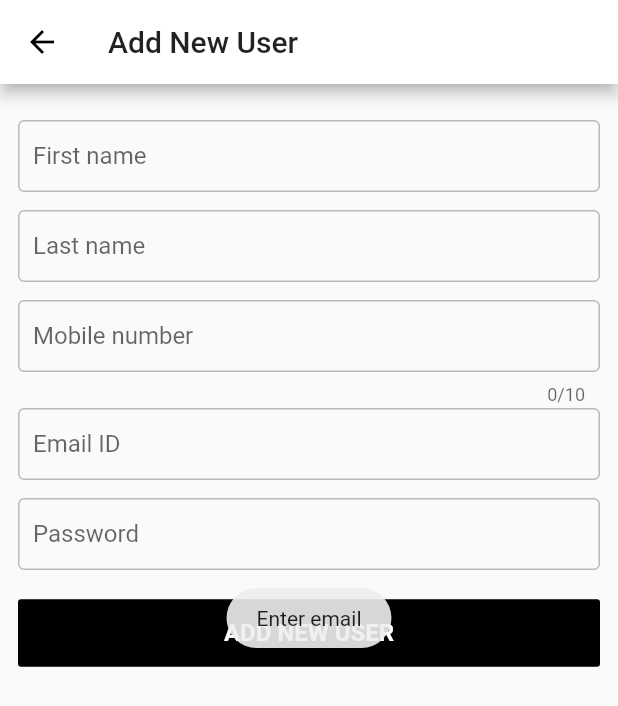
After one commit to yadav940/sachirva_assignment, a Flutter app: the RegisterUpdate screen opened directly, after a tap on "ADD NEW USER", on a phone screen of 412 x 824 dp. The commit adds this screen. Shown: the top 706 px of the screen. Run offline on Flutter 3.47's test engine with Material 2 defaults, Android fonts, the phone set to English and light mode, and no system bars; our stand-ins replace firebase_auth, firebase_core, fl_chart, fluttertoast, shared_preferences; missing offline and left inert: flutter_flavor; accounts and stored records are empty.

Commit message:
register_or_update

```diff
--- a/lib/provider/singin_provider.dart
+++ b/lib/provider/singin_provider.dart
@@ -3,14 +3,23 @@
 import 'package:firebase_auth/firebase_auth.dart';
 import 'package:flutter/material.dart';
 import 'package:flutter/services.dart';
+import 'package:fluttertoast/fluttertoast.dart';
 import 'package:sachirva_assignment/routes/route_handlers.dart';
 import 'package:sachirva_assignment/routes/sachirva_routes.dart';
 import 'package:sachirva_assignment/share_preferences/sachirva_shared_preference.dart';
+import 'package:sachirva_assignment/ui/auth/login/login.dart';
 import 'package:sachirva_assignment/ui/home/home.dart';
 //import 'package:sachirva_assignment/ui/home/home.dart';
 
 /// state of sign in or sign up
 class SignInProvider extends ChangeNotifier {
+
+
+  final textController0= TextEditingController();
+  final textController1= TextEditingController();
+  final textController2= TextEditingController();
+  final textController3= TextEditingController();
+  final textController4= TextEditingController();
 
 
   final emailTextController= TextEditingController();
@@ -20,6 +29,7 @@ class SignInProvider extends ChangeNotifier {
   String errorMessage='';
 
   final GlobalKey<ScaffoldState> scaffoldKey = GlobalKey<ScaffoldState>();
+  final GlobalKey<ScaffoldState> scaffoldKeyRegister = GlobalKey<ScaffoldState>();
   final formKey = GlobalKey<FormState>();
   ///  fire base auth object
   final FirebaseAuth _auth = FirebaseAuth.instance;
@@ -41,8 +51,11 @@ class SignInProvider extends ChangeNotifier {
 //      progressIndicatorUpdateCallback(false);
       await user.user.getIdToken(refresh: true).then((data) {
 //        progressIndicatorUpdateCallback(false);
-        SachirvaPreferences().upDateUserDetails(true, data.token, 'email_password', user.user.displayName, user.user.email);
+        //_auth.set=textController0.text;
+        //SachirvaPreferences().upDateUserDetails(true, data.token, 'email_password', textController0.text.trim(),textController1.text.trim(),textController2.text.trim(), user.user.email);
         //onLoginSuccess();
+        SachirvaPreferences().setLoginStatus(true);
+        SachirvaPreferences().setEmail(user.user.email);
 
         progressIndicatorStatus=false;
         notifyListeners();
@@ -88,4 +101,85 @@ class SignInProvider extends ChangeNotifier {
     notifyListeners();
   }
 
+  void createUser(){
+
+    if(textController3.text.isNotEmpty&&textController4.text.isNotEmpty){
+      createAccount(textController3.text, textController4.text);
+
+    }else{
+      Fluttertoast.showToast(
+          msg: "Enter email",
+          toastLength: Toast.LENGTH_SHORT,
+          gravity: ToastGravity.CENTER,
+          //timeInSecForIos: 1
+      );
+    }
+  }
+
+
+  Future<void> createAccount(String email, String password) async {
+
+    //progressIndicatorUpdateCallback(true);
+    try {
+
+      progressIndicatorStatus=true;
+      notifyListeners();
+      final user = await _auth.createUserWithEmailAndPassword(
+          email: email, password: password);
+      //errorCallback('');
+      await user.user.getIdToken(refresh:true).then((data) {
+//        progressIndicatorUpdateCallback(false);
+        SachirvaPreferences().upDateUserDetails(
+            true, '', 'email', textController0.text.trim(),textController1.text.trim(),textController2.text.trim(), user.user.email);
+
+
+        progressIndicatorStatus=false;
+        notifyListeners();
+        Fluttertoast.showToast(
+          msg: "UserRegister",
+          toastLength: Toast.LENGTH_SHORT,
+          //timeInSecForIos: 1
+        );
+        Navigator.push(
+          scaffoldKeyRegister.currentContext,
+          MaterialPageRoute(builder: (context) => HomePage()),
+        );
+       // Navigator.pop(scaffoldKeyRegister.currentContext);
+        //onLoginSuccess();
+      });
+      return user.user.uid;
+    } on Exception catch (e) {
+      progressIndicatorStatus=false;
+      notifyListeners();
+      //progressIndicatorUpdateCallback(false);
+      var errorMessage = '';
+      if (e
+          .toString()
+          .contains('ERROR_ACCOUNT_EXISTS_WITH_DIFFERENT_CREDENTIAL'))
+        errorMessage =
+        'An account already exists with the same email address but different sign-in credentials.';
+      else if (e.toString().contains('ERROR_EMAIL_ALREADY_IN_USE'))
+        errorMessage = 'new user';
+      else
+        errorMessage = e.toString();
+      //errorCallback(errorMessage);
+
+      this.errorMessage=errorMessage;
+      notifyListeners();
+      debugPrint("-----------------------Exception  $errorMessage");
+    }
+  }
+
+  void updateProfile(){
+    SachirvaPreferences().upDateUserDetails(
+        true, '', 'email', textController0.text.trim(),textController1.text.trim(),textController2.text.trim(), textController3.text.trim());
+
+      Fluttertoast.showToast(
+      msg: "Updated",
+      toastLength: Toast.LENGTH_SHORT,
+      gravity: ToastGravity.CENTER,
+      //timeInSecForIos: 1
+    );
+  }
+
 }
--- a/lib/share_preferences/sachirva_shared_preference.dart
+++ b/lib/share_preferences/sachirva_shared_preference.dart
@@ -25,28 +25,47 @@ class SachirvaPreferences {
 
   /// updating user details after login
   void upDateUserDetails(bool loginStatus, String token, String loginType,
-      String userName, String userEmail) {
+      String fistName,String lastName,String phoneNumber, String userEmail) {
     _prefs
       ..setString('token', token)
       ..setString('login_type', loginType)
       ..setBool('login_status', loginStatus)
-      ..setString('user_name', userName)
+      ..setString('fist_name', fistName)
+      ..setString('last_name', lastName)
+      ..setString('phone_number', phoneNumber)
       ..setString('user_email', userEmail);
   }
 
-  void updateUserNameEmail(String userName, String userEmail) {
+  void updateUserNameEmail(String userName,String lastName,String phoneNumber, String userEmail) {
     _prefs
-      ..setString('user_name', userName)
+      ..setString('fist_name', userName)
+      ..setString('last_name', lastName)
+      ..setString('phone_number', phoneNumber)
       ..setString('user_email', userEmail);
   }
 
   void updateUserName(String userName) {
-    _prefs..setString('user_name', userName);
+    _prefs..setString('fist_name', userName);
+  }
+  void setLoginStatus(bool loginStatus) {
+    _prefs..setBool('login_status', loginStatus);
+  }
+  void setEmail(String email) {
+    _prefs..setString('user_email', email);
   }
 
   /// getting user name
-  String getUseName() {
-    return _prefs.getString('user_name');
+  String geFistName() {
+    return _prefs.getString('fist_name');
+  }
+  String geLastName() {
+    return _prefs.getString('last_name');
+  }
+  String gePhoneNumber() {
+    return _prefs.getString('phone_number');
+  }
+  String getEmailId() {
+    return _prefs.getString('user_email');
   }
 
   /// getting login status
--- /dev/null
+++ b/lib/ui/auth/login/register_or_update.dart
@@ -0,0 +1,265 @@
+import 'package:flutter/cupertino.dart';
+import 'package:flutter/material.dart';
+import 'package:provider/provider.dart';
+import 'package:sachirva_assignment/provider/singin_provider.dart';
+import 'package:sachirva_assignment/util/color/colors.dart';
+import 'package:sachirva_assignment/util/enum/enum.dart';
+import 'package:sachirva_assignment/util/style/style.dart';
+import 'package:sachirva_assignment/widget/buutton_style/button_style_without_border_extended.dart';
+import 'package:sachirva_assignment/widget/custom_progress_indicator.dart';
+
+class RegisterUpdate extends StatefulWidget {
+  final UserScreen userScreen;
+
+  RegisterUpdate(this.userScreen);
+
+  @override
+  _RegisterUpdateState createState() => _RegisterUpdateState();
+}
+
+class _RegisterUpdateState extends State<RegisterUpdate> {
+
+  @override
+  Widget build(BuildContext context) {
+    final signInProvider = Provider.of<SignInProvider>(context);
+    return Scaffold(
+      key: signInProvider.scaffoldKeyRegister,
+      appBar: AppBar(
+        title: Text(widget.userScreen==UserScreen.registration?'Add New User':'Profile'),
+      ),
+      body: Stack(
+        children: [
+          Padding(
+            padding: const EdgeInsets.all(12.0),
+            child: ListView(
+              children: [
+
+                const SizedBox(
+                  height: 12,
+                ),
+                TextFormField(
+                  keyboardType: TextInputType.text,
+                  textInputAction: TextInputAction.next,
+                  controller: signInProvider.textController0,
+                  //controller: signInProvider.passwordTextController,
+                  enableSuggestions: false,
+                  autofocus: false,
+                  obscureText: false,
+                  onFieldSubmitted: (term) {
+                    /*signInProvider.emailFocusNode.unfocus();
+                        FocusScope.of(context)
+                            .requestFocus(signInProvider.passwordFocusNode);*/
+                  },
+                  validator: (data) {
+                    return data.isEmpty?"Enter First name":null;
+                  },
+                  decoration: InputDecoration(
+                    border: OutlineInputBorder(
+                        borderSide: BorderSide(color: Colors.grey)),
+                    errorBorder: OutlineInputBorder(
+                        borderSide: BorderSide(color: Colors.red)),
+                    enabledBorder: OutlineInputBorder(
+                        borderSide: BorderSide(color: Colors.black26)),
+                    focusedBorder: OutlineInputBorder(
+                        borderSide: BorderSide(color: progressColor)),
+                    hintText: 'First name',
+                    contentPadding:
+                    const EdgeInsets.fromLTRB(10, 5, 10, 5),
+                  ),
+                  onSaved: (email) {
+
+                  },
+                ),
+                const SizedBox(
+                  height: 12,
+                ),
+                TextFormField(
+                  keyboardType: TextInputType.visiblePassword,
+                  textInputAction: TextInputAction.next,
+                  controller: signInProvider.textController1,
+                  //controller: signInProvider.passwordTextController,
+                  enableSuggestions: false,
+                  autofocus: false,
+                  obscureText: false,
+                  onFieldSubmitted: (term) {
+                    /*signInProvider.emailFocusNode.unfocus();
+                        FocusScope.of(context)
+                            .requestFocus(signInProvider.passwordFocusNode);*/
+                  },
+                  validator: (data) {
+                    return data.isEmpty?"Enter Last Name":null;
+                  },
+                  decoration: InputDecoration(
+                    border: OutlineInputBorder(
+                        borderSide: BorderSide(color: Colors.grey)),
+                    errorBorder: OutlineInputBorder(
+                        borderSide: BorderSide(color: Colors.red)),
+                    enabledBorder: OutlineInputBorder(
+                        borderSide: BorderSide(color: Colors.black26)),
+                    focusedBorder: OutlineInputBorder(
+                        borderSide: BorderSide(color: progressColor)),
+                    hintText: 'Last name',
+                    contentPadding:
+                    const EdgeInsets.fromLTRB(10, 5, 10, 5),
+                  ),
+                  onSaved: (email) {
+
+                  },
+                ),
+                const SizedBox(
+                  height: 12,
+                ),
+                TextFormField(
+                  keyboardType: TextInputType.phone,
+                  textInputAction: TextInputAction.next,
+                  controller: signInProvider.textController2,
+                  maxLength: 10,
+                  //controller: signInProvider.passwordTextController,
+                  enableSuggestions: false,
+                  autofocus: false,
+                  obscureText: false,
+                  onFieldSubmitted: (term) {
+                    /*signInProvider.emailFocusNode.unfocus();
+                        FocusScope.of(context)
+                            .requestFocus(signInProvider.passwordFocusNode);*/
+                  },
+                  validator: (data) {
+                    return data.isEmpty?"Enter Mobile number":null;
+                  },
+                  decoration: InputDecoration(
+                    border: OutlineInputBorder(
+                        borderSide: BorderSide(color: Colors.grey)),
+                    errorBorder: OutlineInputBorder(
+                        borderSide: BorderSide(color: Colors.red)),
+                    enabledBorder: OutlineInputBorder(
+                        borderSide: BorderSide(color: Colors.black26)),
+                    focusedBorder: OutlineInputBorder(
+                        borderSide: BorderSide(color: progressColor)),
+                    hintText: 'Mobile number',
+                    contentPadding:
+                    const EdgeInsets.fromLTRB(10, 5, 10, 5),
+                  ),
+                  onSaved: (email) {
+
+                  },
+                ),
+                const SizedBox(
+                  height: 2,
+                ),
+                TextFormField(
+                  keyboardType: TextInputType.emailAddress,
+                  textInputAction: TextInputAction.next,
+                  controller: signInProvider.textController3,
+                  //controller: signInProvider.passwordTextController,
+                  enableSuggestions: false,
+                  autofocus: false,
+                  obscureText: false,
+                  onFieldSubmitted: (term) {
+                    /*signInProvider.emailFocusNode.unfocus();
+                        FocusScope.of(context)
+                            .requestFocus(signInProvider.passwordFocusNode);*/
+                  },
+                  validator: (data) {
+                    return data.isEmpty?"Enter Email ID":null;
+                  },
+                  decoration: InputDecoration(
+                    border: OutlineInputBorder(
+                        borderSide: BorderSide(color: Colors.grey)),
+                    errorBorder: OutlineInputBorder(
+                        borderSide: BorderSide(color: Colors.red)),
+                    enabledBorder: OutlineInputBorder(
+                        borderSide: BorderSide(color: Colors.black26)),
+                    focusedBorder: OutlineInputBorder(
+                        borderSide: BorderSide(color: progressColor)),
+                    hintText: 'Email ID',
+                    contentPadding:
+                    const EdgeInsets.fromLTRB(10, 5, 10, 5),
+                  ),
+                  onSaved: (email) {
+
+                  },
+                ),
+                const SizedBox(
+                  height: 12,
+                ),
+                widget.userScreen==UserScreen.registration?TextFormField(
+                  keyboardType: TextInputType.emailAddress,
+                  textInputAction: TextInputAction.next,
+                  controller: signInProvider.textController4,
+                  //controller: signInProvider.passwordTextController,
+                  enableSuggestions: false,
+                  autofocus: false,
+                  obscureText: true,
+                  onFieldSubmitted: (term) {
+                    /*signInProvider.emailFocusNode.unfocus();
+                        FocusScope.of(context)
+                            .requestFocus(signInProvider.passwordFocusNode);*/
+                  },
+                  validator: (data) {
+                    return data.isEmpty?"Enter password":null;
+                  },
+                  decoration: InputDecoration(
+                    border: OutlineInputBorder(
+                        borderSide: BorderSide(color: Colors.grey)),
+                    errorBorder: OutlineInputBorder(
+                        borderSide: BorderSide(color: Colors.red)),
+                    enabledBorder: OutlineInputBorder(
+                        borderSide: BorderSide(color: Colors.black26)),
+                    focusedBorder: OutlineInputBorder(
+                        borderSide: BorderSide(color: progressColor)),
+                    hintText: 'Password',
+                    contentPadding:
+                    const EdgeInsets.fromLTRB(10, 5, 10, 5),
+                  ),
+                  onSaved: (email) {
+
+                  },
+                ):Container(),
+
+                const SizedBox(
+                  height: 18,
+                ),
+
+                Row(
+                  children: <Widget>[
+                    ButtonStyleWithoutBorderExtended(
+                      buttonText:  widget.userScreen==UserScreen.registration?'Add New User':'Update Profile',
+                      fillColor: secondaryColor,
+                      textColor: Colors.white,
+                      callBack: (){
+                        if(widget.userScreen==UserScreen.registration){
+                          signInProvider.createUser();
+                        }else{
+                          signInProvider.updateProfile();
+                        }
+
+
+
+                      },
+                      textStyle: buttonTextStyle16WhiteSemiBold,
+                      buttonStatus: true,
+                      borderRadius: 2,
+                    ),
+                  ],
+                ),
+
+
+                const SizedBox(
+                  height: 12,
+                ),
+
+              ],
+            ),
+          ),
+
+          Selector<SignInProvider, bool>(
+              builder: (context, data, child) {
+                return data ? CustomProgressIndicator() : Container();
+              },
+              selector: (buildContext, provider) =>
+              provider.progressIndicatorStatus)
+        ],
+      ),
+    );
+  }
+}
--- a/lib/util/enum/enum.dart
+++ b/lib/util/enum/enum.dart
@@ -2,7 +2,7 @@
 enum ProfileScreenType { registration, login, profile }
 
 /// auth screen identification
-enum AuthScreenType {registration, login,}
+enum UserScreen {registration, upadate,}
 
 /// error response state
 enum ErrorResponceStatus { display, dismiss }
```
Also changed, not shown: lib/ui/auth/login/login.dart (+18 -1 lines), lib/ui/home/home.dart (+28 -3 lines).
